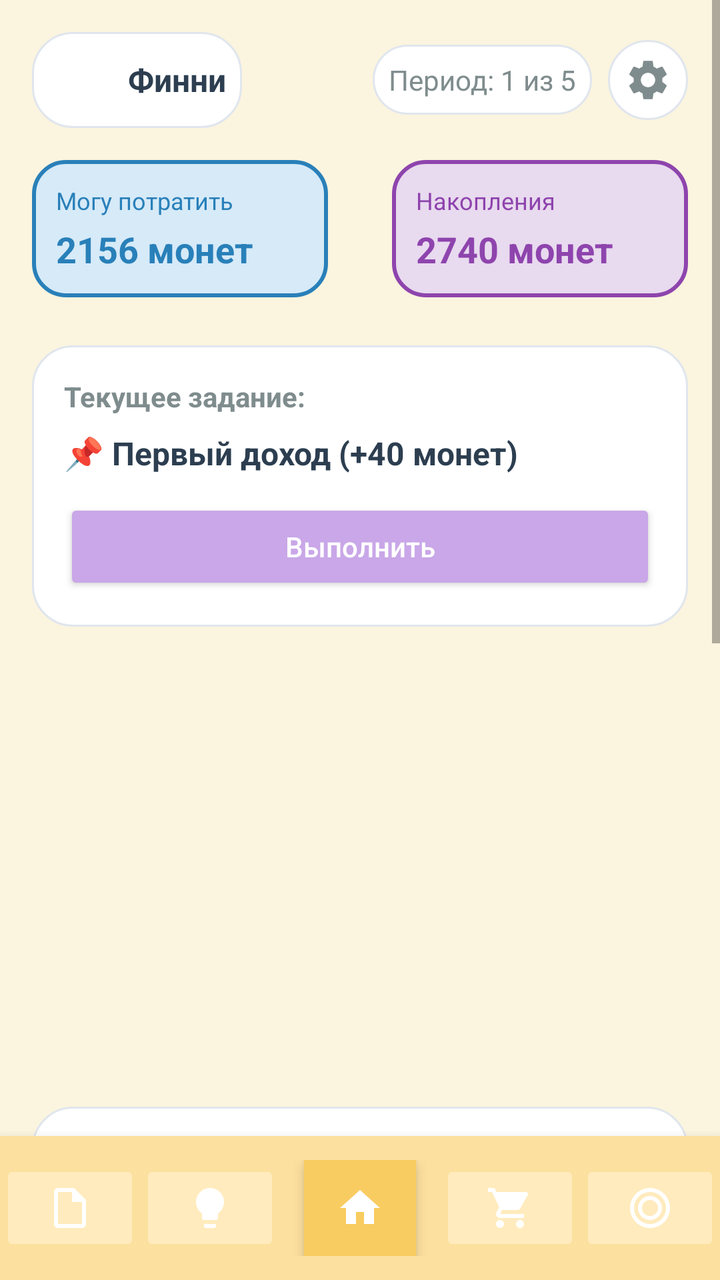
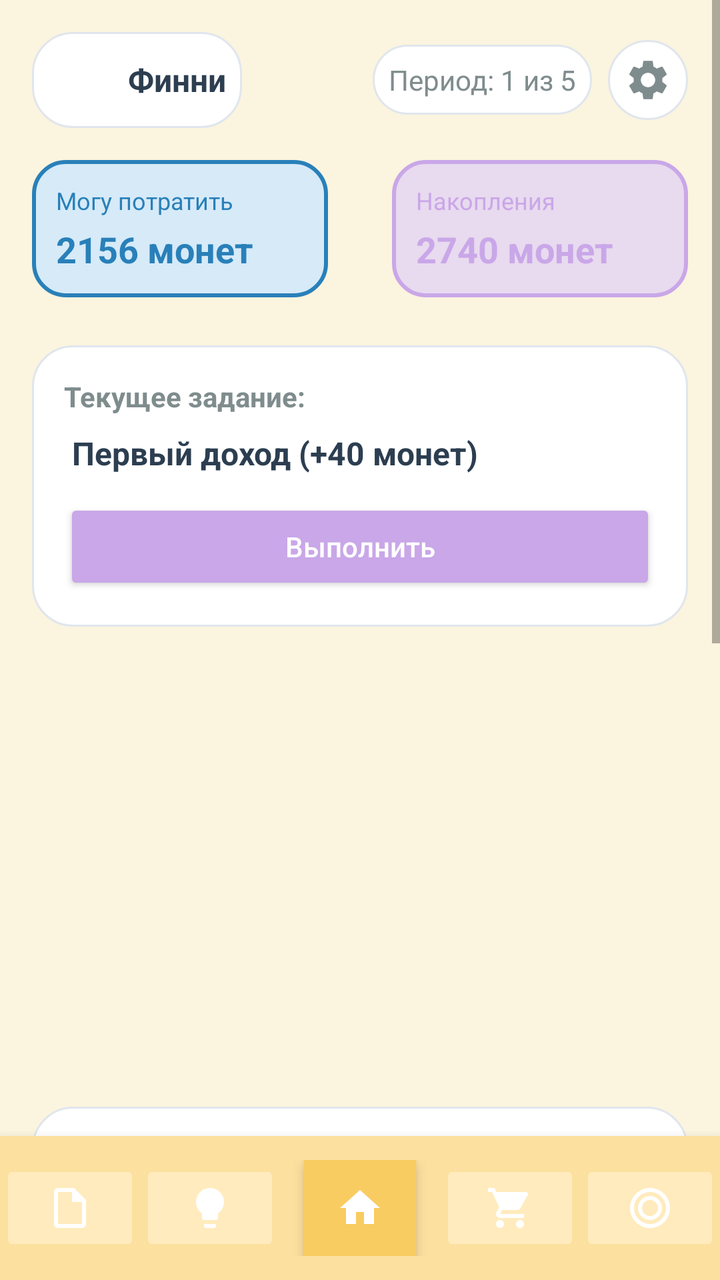

Before-and-after screenshots of an Android layout around one commit, followed by the original layout XML and the change that was made.
<!-- AndroidManifest.xml: application theme Theme.MaterialComponents.DayNight.NoActionBar -->
<!-- res/layout/activity_main.xml -->
<?xml version="1.0" encoding="utf-8"?>
<LinearLayout xmlns:android="http://schemas.android.com/apk/res/android"
    android:layout_width="match_parent"
    android:layout_height="match_parent"
    android:orientation="vertical"
    android:background="#FBF4DF"
    android:fitsSystemWindows="true">

    
    <ScrollView
        android:layout_width="match_parent"
        android:layout_height="0dp"
        android:layout_weight="1"
        android:fillViewport="true">

        <LinearLayout
            android:layout_width="match_parent"
            android:layout_height="wrap_content"
            android:orientation="vertical"
            android:padding="16dp"
            android:paddingBottom="32dp"> 

            
            <LinearLayout
                android:layout_width="match_parent"
                android:layout_height="wrap_content"
                android:orientation="horizontal"
                android:gravity="center_vertical"
                android:layout_marginBottom="16dp">

                <LinearLayout
                    android:layout_width="wrap_content"
                    android:layout_height="wrap_content"
                    android:background="@drawable/bg_card"
                    android:padding="8dp"
                    android:gravity="center_vertical">

                    <ImageView
                        android:id="@+id/iv_main_pet_small"
                        android:layout_width="32dp"
                        android:layout_height="32dp"
                        android:layout_marginEnd="8dp" />

                    <TextView
                        android:id="@+id/tv_pet_name"
                        android:layout_width="wrap_content"
                        android:layout_height="wrap_content"
                        android:text="Финни"
                        android:textSize="16sp"
                        android:textStyle="bold"
                        android:textColor="#2C3E50" />
                </LinearLayout>

                <View android:layout_width="0dp" android:layout_height="0dp" android:layout_weight="1" />

                <TextView
                    android:id="@+id/tv_period"
                    android:layout_width="wrap_content"
                    android:layout_height="wrap_content"
                    android:background="@drawable/bg_card"
                    android:padding="8dp"
                    android:text="Период: 1 из 5"
                    android:textSize="14sp"
                    android:textColor="#7F8C8D"
                    android:layout_marginEnd="8dp" />

                <ImageButton
                    android:id="@+id/btn_settings"
                    android:layout_width="40dp"
                    android:layout_height="40dp"
                    android:src="@drawable/ic_settings"
                    android:background="@drawable/bg_card"
                    android:scaleType="centerInside"
                    android:padding="8dp" />
            </LinearLayout>

            
            <LinearLayout
                android:layout_width="match_parent"
                android:layout_height="wrap_content"
                android:orientation="horizontal"
                android:gravity="center_vertical"
                android:layout_marginBottom="24dp">

                <LinearLayout
                    android:layout_width="0dp"
                    android:layout_height="wrap_content"
                    android:layout_weight="1"
                    android:background="@drawable/bg_block_blue"
                    android:orientation="vertical"
                    android:padding="12dp"
                    android:layout_marginEnd="8dp">

                    <TextView
                        android:layout_width="wrap_content"
                        android:layout_height="wrap_content"
                        android:text="Могу потратить"
                        android:textSize="12sp"
                        android:textColor="#2980B9"
                        android:layout_marginBottom="4dp" />

                    <TextView
                        android:id="@+id/tv_balance"
                        android:layout_width="wrap_content"
                        android:layout_height="wrap_content"
                        android:text="2156 монет"
                        android:textSize="18sp"
                        android:textStyle="bold"
                        android:textColor="#2980B9" />
                </LinearLayout>

                <TextView
                    android:layout_width="wrap_content"
                    android:layout_height="wrap_content"
                    android:text=""
                    android:textSize="24sp"
                    android:textColor="#7F8C8D"
                    android:layout_marginStart="8dp"
                    android:layout_marginEnd="8dp" />

                <LinearLayout
                    android:layout_width="0dp"
                    android:layout_height="wrap_content"
                    android:layout_weight="1"
                    android:background="@drawable/bg_block_purple"
                    android:orientation="vertical"
                    android:padding="12dp"
                    android:layout_marginStart="8dp">

                    <TextView
                        android:layout_width="wrap_content"
                        android:layout_height="wrap_content"
                        android:text="Накопления"
                        android:textSize="12sp"
                        android:textColor="#8E44AD"
                        android:layout_marginBottom="4dp" />

                    <TextView
                        android:id="@+id/tv_savings"
                        android:layout_width="wrap_content"
                        android:layout_height="wrap_content"
                        android:text="2740 монет"
                        android:textSize="18sp"
                        android:textStyle="bold"
                        android:textColor="#8E44AD" />
                </LinearLayout>
            </LinearLayout>

            
            <LinearLayout
                android:layout_width="match_parent"
                android:layout_height="wrap_content"
                android:background="@drawable/bg_card"
                android:orientation="vertical"
                android:padding="16dp"
                android:layout_marginBottom="16dp">

                <TextView
                    android:layout_width="wrap_content"
                    android:layout_height="wrap_content"
                    android:text="Текущее задание:"
                    android:textSize="14sp"
                    android:textStyle="bold"
                    android:textColor="#7F8C8D"
                    android:layout_marginBottom="8dp" />

                <TextView
                    android:id="@+id/tv_task_name"
                    android:layout_width="match_parent"
                    android:layout_height="wrap_content"
                    android:text="📌 Первый доход (+40 монет)"
                    android:textSize="16sp"
                    android:textStyle="bold"
                    android:textColor="#2C3E50"
                    android:layout_marginBottom="12dp" />

                <androidx.appcompat.widget.AppCompatButton
                    android:id="@+id/btn_do_task"
                    android:layout_width="match_parent"
                    android:layout_height="48dp"
                    android:text="Выполнить"
                    android:textSize="14sp"
                    android:textAllCaps="false"
                    android:backgroundTint="#C9A7E8"
                    android:textColor="#FFFFFF" />
            </LinearLayout>

            
            <ImageView
                android:id="@+id/iv_main_pet"
                android:layout_width="200dp"
                android:layout_height="200dp"
                android:layout_gravity="center_horizontal"
                android:layout_marginBottom="24dp"
                android:scaleType="centerInside" />

            
            <LinearLayout
                android:layout_width="match_parent"
                android:layout_height="wrap_content"
                android:background="@drawable/bg_card"
                android:orientation="vertical"
                android:padding="16dp"
                android:layout_marginBottom="16dp">

                <TextView
                    android:layout_width="wrap_content"
                    android:layout_height="wrap_content"
                    android:text="Текущая цель:"
                    android:textSize="14sp"
                    android:textStyle="bold"
                    android:textColor="#7F8C8D"
                    android:layout_marginBottom="8dp" />

                <TextView
                    android:id="@+id/tv_goal_name"
                    android:layout_width="match_parent"
                    android:layout_height="wrap_content"
                    android:text="Велосипед"
                    android:textSize="16sp"
                    android:textStyle="bold"
                    android:textColor="#2C3E50"
                    android:layout_marginBottom="8dp"
                    android:visibility="gone" />

                <ProgressBar
                    android:id="@+id/pb_goal"
                    style="?android:attr/progressBarStyleHorizontal"
                    android:layout_width="match_parent"
                    android:layout_height="12dp"
                    android:progress="50"
                    android:max="100"
                    android:progressTint="#66BB6A"
                    android:visibility="gone"
                    android:layout_marginBottom="8dp" />

                <androidx.appcompat.widget.AppCompatButton
                    android:id="@+id/btn_select_goal"
                    android:layout_width="match_parent"
                    android:layout_height="48dp"
                    android:text="Выбрать цель"
                    android:textSize="14sp"
                    android:textAllCaps="false"
                    android:backgroundTint="#C9A7E8"
                    android:textColor="#FFFFFF" />
            </LinearLayout>

            
            <LinearLayout
                android:layout_width="match_parent"
                android:layout_height="wrap_content"
                android:background="@drawable/bg_card"
                android:orientation="vertical"
                android:padding="16dp"
                android:layout_marginBottom="24dp">

                <TextView
                    android:layout_width="wrap_content"
                    android:layout_height="wrap_content"
                    android:text="Состояние Финни:"
                    android:textSize="14sp"
                    android:textStyle="bold"
                    android:textColor="#7F8C8D"
                    android:layout_marginBottom="12dp" />

                
                <LinearLayout
                    android:layout_width="match_parent"
                    android:layout_height="wrap_content"
                    android:orientation="vertical"
                    android:layout_marginBottom="12dp">
                    <LinearLayout
                        android:layout_width="match_parent"
                        android:layout_height="wrap_content"
                        android:orientation="horizontal"
                        android:gravity="center_vertical"
                        android:layout_marginBottom="4dp">
                        <TextView
                            android:layout_width="0dp"
                            android:layout_height="wrap_content"
                            android:layout_weight="1"
                            android:text="😊 Настроение:"
                            android:textSize="14sp"
                            android:textColor="#2C3E50" />
                        <TextView
                            android:id="@+id/tv_pet_mood_text"
                            android:layout_width="wrap_content"
                            android:layout_height="wrap_content"
                            android:text="хорошее"
                            android:textSize="14sp"
                            android:textColor="#2C3E50" />
                    </LinearLayout>
                    <ProgressBar
                        android:id="@+id/pb_pet_mood"
                        style="?android:attr/progressBarStyleHorizontal"
                        android:layout_width="match_parent"
                        android:layout_height="8dp"
                        android:progress="70"
                        android:max="100"
                        android:progressTint="#FFD93D" />
                </LinearLayout>

                
                <LinearLayout
                    android:layout_width="match_parent"
                    android:layout_height="wrap_content"
                    android:orientation="vertical"
                    android:layout_marginBottom="12dp">
                    <LinearLayout
                        android:layout_width="match_parent"
                        android:layout_height="wrap_content"
                        android:orientation="horizontal"
                        android:gravity="center_vertical"
                        android:layout_marginBottom="4dp">
                        <TextView
                            android:layout_width="0dp"
                            android:layout_height="wrap_content"
                            android:layout_weight="1"
                            android:text="❤️ Здоровье:"
                            android:textSize="14sp"
                            android:textColor="#2C3E50" />
                        <TextView
                            android:id="@+id/tv_pet_health_text"
                            android:layout_width="wrap_content"
                            android:layout_height="wrap_content"
                            android:text="хорошее"
                            android:textSize="14sp"
                            android:textColor="#2C3E50" />
                    </LinearLayout>
                    <ProgressBar
                        android:id="@+id/pb_pet_health"
                        style="?android:attr/progressBarStyleHorizontal"
                        android:layout_width="match_parent"
                        android:layout_height="8dp"
                        android:progress="80"
                        android:max="100"
                        android:progressTint="#FF6B6B" />
                </LinearLayout>

                
                <LinearLayout
                    android:layout_width="match_parent"
                    android:layout_height="wrap_content"
                    android:orientation="vertical"
                    android:layout_marginBottom="12dp">
                    <LinearLayout
                        android:layout_width="match_parent"
                        android:layout_height="wrap_content"
                        android:orientation="horizontal"
                        android:gravity="center_vertical"
                        android:layout_marginBottom="4dp">
                        <TextView
                            android:layout_width="0dp"
                            android:layout_height="wrap_content"
                            android:layout_weight="1"
                            android:text="🍖 Сытость:"
                            android:textSize="14sp"
                            android:textColor="#2C3E50" />
                        <TextView
                            android:id="@+id/tv_pet_hunger_text"
                            android:layout_width="wrap_content"
                            android:layout_height="wrap_content"
                            android:text="средняя"
                            android:textSize="14sp"
                            android:textColor="#2C3E50" />
                    </LinearLayout>
                    <ProgressBar
                        android:id="@+id/pb_pet_hunger"
                        style="?android:attr/progressBarStyleHorizontal"
                        android:layout_width="match_parent"
                        android:layout_height="8dp"
                        android:progress="60"
                        android:max="100"
                        android:progressTint="#4ECDC4" />
                </LinearLayout>

                
                <LinearLayout
                    android:layout_width="match_parent"
                    android:layout_height="wrap_content"
                    android:orientation="vertical">
                    <LinearLayout
                        android:layout_width="match_parent"
                        android:layout_height="wrap_content"
                        android:orientation="horizontal"
                        android:gravity="center_vertical"
                        android:layout_marginBottom="4dp">
                        <TextView
                            android:layout_width="0dp"
                            android:layout_height="wrap_content"
                            android:layout_weight="1"
                            android:text="⚡ Энергия:"
                            android:textSize="14sp"
                            android:textColor="#2C3E50" />
                        <TextView
                            android:id="@+id/tv_pet_energy_text"
                            android:layout_width="wrap_content"
                            android:layout_height="wrap_content"
                            android:text="средняя"
                            android:textSize="14sp"
                            android:textColor="#2C3E50" />
                    </LinearLayout>
                    <ProgressBar
                        android:id="@+id/pb_pet_energy"
                        style="?android:attr/progressBarStyleHorizontal"
                        android:layout_width="match_parent"
                        android:layout_height="8dp"
                        android:progress="65"
                        android:max="100"
                        android:progressTint="#95E1D3" />
                </LinearLayout>
            </LinearLayout>

            
            <androidx.appcompat.widget.AppCompatButton
                android:id="@+id/btn_next_period"
                style="@style/Widget.AppCompat.Button"
                android:layout_width="match_parent"
                android:layout_height="48dp"
                android:layout_marginBottom="16dp"
                android:text="⏭ Завершить период (Демо)"
                android:textSize="14sp"
                android:textAllCaps="false"
                android:background="@drawable/bg_button_gray"
                android:textColor="#757575" />

        </LinearLayout>
    </ScrollView>

    
    <LinearLayout
        android:id="@+id/bottom_nav_container"
        android:layout_width="match_parent"
        android:layout_height="wrap_content"
        android:orientation="horizontal"
        android:gravity="center_vertical"
        android:paddingTop="12dp"
        android:paddingBottom="12dp"
        android:background="#FCE09F"
        android:elevation="8dp">

        
        <ImageButton
            android:id="@+id/btn_nav_budget"
            android:layout_width="0dp"
            android:layout_weight="1"
            android:layout_height="48dp"
            android:src="@drawable/ic_budget"
            android:backgroundTint="#FFEBBD"
            android:scaleType="centerInside"
            android:padding="12dp" />

        
        <ImageButton
            android:id="@+id/btn_nav_tasks"
            android:layout_width="0dp"
            android:layout_weight="1"
            android:layout_height="48dp"
            android:src="@drawable/ic_tasks"
            android:backgroundTint="#FFEBBD"
            android:scaleType="centerInside"
            android:padding="12dp" />

        
        <ImageButton
            android:id="@+id/btn_nav_home"
            android:layout_width="64dp"
            android:layout_height="64dp"
            android:src="@drawable/ic_home"
            android:backgroundTint="#F9CC61"
            android:scaleType="centerInside"
            android:padding="14dp"
            android:layout_marginStart="8dp"
            android:layout_marginEnd="8dp"
            android:layout_marginTop="-20dp"
            android:layout_marginBottom="-20dp"
            android:elevation="4dp" />

        
        <ImageButton
            android:id="@+id/btn_nav_shop"
            android:layout_width="0dp"
            android:layout_weight="1"
            android:layout_height="48dp"
            android:src="@drawable/ic_shop"
            android:backgroundTint="#FFEBBD"
            android:scaleType="centerInside"
            android:padding="12dp" />

        
        <ImageButton
            android:id="@+id/btn_nav_goals"
            android:layout_width="0dp"
            android:layout_weight="1"
            android:layout_height="48dp"
            android:src="@drawable/ic_goals"
            android:backgroundTint="#FFEBBD"
            android:scaleType="centerInside"
            android:padding="12dp" />

    </LinearLayout>

</LinearLayout>
<!-- resources referenced by this layout -->
<resources>
  <!-- drawable bg_block_blue (drawable) -->
  <?xml version="1.0" encoding="utf-8"?>
  <shape xmlns:android="http://schemas.android.com/apk/res/android" android:shape="rectangle">
      <solid android:color="@color/light_blue_bg" />
      <corners android:radius="16dp" />
      <stroke android:width="2dp" android:color="@color/primary_blue" />
  </shape>
  <!-- drawable bg_block_purple (drawable) -->
  <?xml version="1.0" encoding="utf-8"?>
  <shape xmlns:android="http://schemas.android.com/apk/res/android" android:shape="rectangle">
      <solid android:color="@color/light_purple_bg" />
      <corners android:radius="16dp" />
      <stroke android:width="2dp" android:color="@color/primary_purple" />
  </shape>
  <!-- drawable bg_button_gray (drawable) -->
  <?xml version="1.0" encoding="utf-8"?>
  <shape xmlns:android="http://schemas.android.com/apk/res/android" android:shape="rectangle">
      <solid android:color="#E0E0E0" />
      <corners android:radius="50dp" />
  </shape>
  <!-- drawable bg_card (drawable) -->
  <?xml version="1.0" encoding="utf-8"?>
  <shape xmlns:android="http://schemas.android.com/apk/res/android" android:shape="rectangle">
      <solid android:color="@color/card_bg" />
      <corners android:radius="20dp" />
      <stroke android:width="1dp" android:color="@color/border_light" />
  </shape>
  <!-- drawable ic_budget (drawable) -->
  <vector xmlns:android="http://schemas.android.com/apk/res/android"
      android:width="24dp"
      android:height="24dp"
      android:viewportWidth="24"
      android:viewportHeight="24">
      <path
          android:fillColor="#FFFFFF"
          android:pathData="M14,2H6c-1.1,0 -1.99,0.9 -1.99,2L4,20c0,1.1 0.89,2 1.99,2H18c1.1,0 2,-0.9 2,-2V8l-6,-6zM6,20V4h7v5h5v11H6z"/>
  </vector>
  <!-- drawable ic_goals (drawable) -->
  <vector xmlns:android="http://schemas.android.com/apk/res/android"
      android:width="24dp"
      android:height="24dp"
      android:viewportWidth="24"
      android:viewportHeight="24">
      <path
          android:fillColor="#FFFFFF"
          android:pathData="M12,2C6.48,2 2,6.48 2,12s4.48,10 10,10 10,-4.48 10,-10S17.52,2 12,2zM12,20c-4.41,0 -8,-3.59 -8,-8s3.59,-8 8,-8 8,3.59 8,8 -3.59,8 -8,8zM12,6c-3.31,0 -6,2.69 -6,6s2.69,6 6,6 6,-2.69 6,-6 -2.69,-6 -6,-6zM12,16c-2.21,0 -4,-1.79 -4,-4s1.79,-4 4,-4 4,1.79 4,4 -1.79,4 -4,4z"/>
  </vector>
  <!-- drawable ic_home (drawable) -->
  <vector xmlns:android="http://schemas.android.com/apk/res/android"
      android:width="24dp"
      android:height="24dp"
      android:viewportWidth="24"
      android:viewportHeight="24">
      <path
          android:fillColor="#FFFFFF"
          android:pathData="M10,20v-6h4v6h5v-8h3L12,3 2,12h3v8z"/>
  </vector>
  <!-- drawable ic_tasks (drawable) -->
  <vector xmlns:android="http://schemas.android.com/apk/res/android"
      android:width="24dp"
      android:height="24dp"
      android:viewportWidth="24"
      android:viewportHeight="24">
      <path
          android:fillColor="#FFFFFF"
          android:pathData="M9,21c0,0.5 0.4,1 1,1h4c0.6,0 1,-0.5 1,-1v-1H9v1zM12,2C8.14,2 5,5.14 5,9c0,2.38 1.19,4.47 3,5.74V17c0,0.55 0.45,1 1,1h6c0.55,0 1,-0.45 1,-1v-2.26c1.81,-1.27 3,-3.36 3,-5.74 0,-3.86 -3.14,-7 -7,-7z"/>
  </vector>
  <color name="light_blue_bg">#D6EAF8</color>
  <color name="primary_blue">#2980B9</color>
  <color name="light_purple_bg">#E8DAEF</color>
  <color name="primary_purple">#8E44AD</color>
  <color name="card_bg">#FFFFFF</color>
  <color name="border_light">#E0E6ED</color>
  <!-- unchanged entries left out for length: 2 -->
</resources>

<!-- the commit's change to res/layout/activity_main.xml (unified diff, before → after) -->
@@ -132,7 +132,7 @@
                         android:layout_height="wrap_content"
                         android:text="Накопления"
                         android:textSize="12sp"
-                        android:textColor="#8E44AD"
+                        android:textColor="#C9A7E8"
                         android:layout_marginBottom="4dp" />
 
                     <TextView
@@ -142,7 +142,7 @@
                         android:text="2740 монет"
                         android:textSize="18sp"
                         android:textStyle="bold"
-                        android:textColor="#8E44AD" />
+                        android:textColor="#C9A7E8" />
                 </LinearLayout>
             </LinearLayout>
 
@@ -168,7 +168,7 @@
                     android:id="@+id/tv_task_name"
                     android:layout_width="match_parent"
                     android:layout_height="wrap_content"
-                    android:text="📌 Первый доход (+40 монет)"
+                    android:text=" Первый доход (+40 монет)"
                     android:textSize="16sp"
                     android:textStyle="bold"
                     android:textColor="#2C3E50"
@@ -269,12 +269,14 @@
                     android:layout_height="wrap_content"
                     android:orientation="vertical"
                     android:layout_marginBottom="12dp">
+
                     <LinearLayout
                         android:layout_width="match_parent"
                         android:layout_height="wrap_content"
                         android:orientation="horizontal"
                         android:gravity="center_vertical"
                         android:layout_marginBottom="4dp">
+
                         <TextView
                             android:layout_width="0dp"
                             android:layout_height="wrap_content"
@@ -282,6 +284,7 @@
                             android:text="😊 Настроение:"
                             android:textSize="14sp"
                             android:textColor="#2C3E50" />
+
                         <TextView
                             android:id="@+id/tv_pet_mood_text"
                             android:layout_width="wrap_content"
@@ -290,6 +293,7 @@
                             android:textSize="14sp"
                             android:textColor="#2C3E50" />
                     </LinearLayout>
+
                     <ProgressBar
                         android:id="@+id/pb_pet_mood"
                         style="?android:attr/progressBarStyleHorizontal"
@@ -306,12 +310,14 @@
                     android:layout_height="wrap_content"
                     android:orientation="vertical"
                     android:layout_marginBottom="12dp">
+
                     <LinearLayout
                         android:layout_width="match_parent"
                         android:layout_height="wrap_content"
                         android:orientation="horizontal"
                         android:gravity="center_vertical"
                         android:layout_marginBottom="4dp">
+
                         <TextView
                             android:layout_width="0dp"
                             android:layout_height="wrap_content"
@@ -319,6 +325,7 @@
                             android:text="❤️ Здоровье:"
                             android:textSize="14sp"
                             android:textColor="#2C3E50" />
+
                         <TextView
                             android:id="@+id/tv_pet_health_text"
                             android:layout_width="wrap_content"
@@ -327,6 +334,7 @@
                             android:textSize="14sp"
                             android:textColor="#2C3E50" />
                     </LinearLayout>
+
                     <ProgressBar
                         android:id="@+id/pb_pet_health"
                         style="?android:attr/progressBarStyleHorizontal"
@@ -343,12 +351,14 @@
                     android:layout_height="wrap_content"
                     android:orientation="vertical"
                     android:layout_marginBottom="12dp">
+
                     <LinearLayout
                         android:layout_width="match_parent"
                         android:layout_height="wrap_content"
                         android:orientation="horizontal"
                         android:gravity="center_vertical"
                         android:layout_marginBottom="4dp">
+
                         <TextView
                             android:layout_width="0dp"
                             android:layout_height="wrap_content"
@@ -356,6 +366,7 @@
                             android:text="🍖 Сытость:"
                             android:textSize="14sp"
                             android:textColor="#2C3E50" />
+
                         <TextView
                             android:id="@+id/tv_pet_hunger_text"
                             android:layout_width="wrap_content"
@@ -364,6 +375,7 @@
                             android:textSize="14sp"
                             android:textColor="#2C3E50" />
                     </LinearLayout>
+
                     <ProgressBar
                         android:id="@+id/pb_pet_hunger"
                         style="?android:attr/progressBarStyleHorizontal"
@@ -379,12 +391,14 @@
                     android:layout_width="match_parent"
                     android:layout_height="wrap_content"
                     android:orientation="vertical">
+
                     <LinearLayout
                         android:layout_width="match_parent"
                         android:layout_height="wrap_content"
                         android:orientation="horizontal"
                         android:gravity="center_vertical"
                         android:layout_marginBottom="4dp">
+
                         <TextView
                             android:layout_width="0dp"
                             android:layout_height="wrap_content"
@@ -392,6 +406,7 @@
                             android:text="⚡ Энергия:"
                             android:textSize="14sp"
                             android:textColor="#2C3E50" />
+
                         <TextView
                             android:id="@+id/tv_pet_energy_text"
                             android:layout_width="wrap_content"
@@ -400,6 +415,7 @@
                             android:textSize="14sp"
                             android:textColor="#2C3E50" />
                     </LinearLayout>
+
                     <ProgressBar
                         android:id="@+id/pb_pet_energy"
                         style="?android:attr/progressBarStyleHorizontal"
@@ -418,12 +434,11 @@
                 android:layout_width="match_parent"
                 android:layout_height="48dp"
                 android:layout_marginBottom="16dp"
-                android:text="⏭ Завершить период (Демо)"
+                android:text=" Завершить период (Демо)"
                 android:textSize="14sp"
                 android:textAllCaps="false"
                 android:background="@drawable/bg_button_gray"
                 android:textColor="#757575" />
-
         </LinearLayout>
     </ScrollView>
 
@@ -497,7 +512,5 @@
             android:backgroundTint="#FFEBBD"
             android:scaleType="centerInside"
             android:padding="12dp" />
-
     </LinearLayout>
-
 </LinearLayout>
<!-- resource entries referenced after the edit -->
@@ -70,7 +70,7 @@
   <color name="light_blue_bg">#D6EAF8</color>
   <color name="primary_blue">#2980B9</color>
   <color name="light_purple_bg">#E8DAEF</color>
-  <color name="primary_purple">#8E44AD</color>
+  <color name="primary_purple">#C9A7E8</color>
   <color name="card_bg">#FFFFFF</color>
   <color name="border_light">#E0E6ED</color>
   <!-- unchanged entries left out for length: 2 -->
